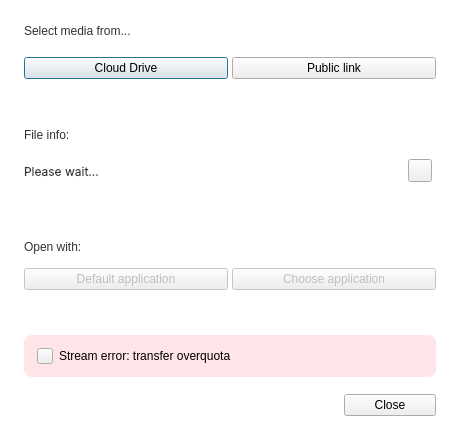
Old version of the form src/MEGASync/gui/ui/StreamingFromMegaDialog.ui in the repository meganz/MEGAsync.
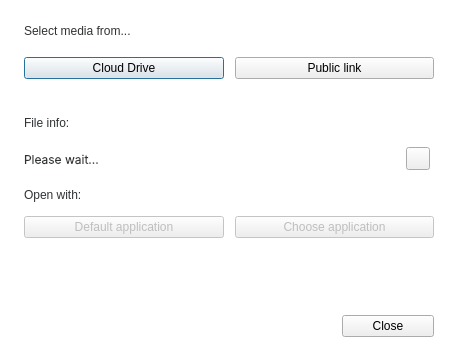
New version of the form. The open tabs and pages were chosen to show the change. Icons and pictures are not drawn. Custom widgets are drawn as their Qt base class.

```diff
--- a/src/MEGASync/gui/ui/StreamingFromMegaDialog.ui
+++ b/src/MEGASync/gui/ui/StreamingFromMegaDialog.ui
@@ -7,11 +7,11 @@
     <x>0</x>
     <y>0</y>
     <width>460</width>
-    <height>442</height>
+    <height>542</height>
    </rect>
   </property>
   <property name="sizePolicy">
-   <sizepolicy hsizetype="Preferred" vsizetype="Fixed">
+   <sizepolicy hsizetype="Fixed" vsizetype="Fixed">
     <horstretch>0</horstretch>
     <verstretch>0</verstretch>
    </sizepolicy>
@@ -19,13 +19,13 @@
   <property name="minimumSize">
    <size>
     <width>460</width>
-    <height>368</height>
+    <height>0</height>
    </size>
   </property>
   <property name="maximumSize">
    <size>
     <width>460</width>
-    <height>442</height>
+    <height>16777215</height>
    </size>
   </property>
   <property name="windowTitle">
@@ -54,23 +54,17 @@
   font-size: 12px;
   color: #303233; /*colorToken.text-on-color-disabled*/
 }
-
-#wErrorOQ {
-background-color: #FFE4E8; /*colorToken.notification-error*/
-border-radius: 8px;
-}
-
-#labelError {
-font-size: 12px;
-}
 </string>
   </property>
   <property name="TOKENIZED" stdset="0">
    <bool>true</bool>
   </property>
-  <layout class="QVBoxLayout" name="verticalLayout_6">
+  <layout class="QVBoxLayout" name="verticalLayout_6" stretch="0,0,0,0">
    <property name="spacing">
-    <number>4</number>
+    <number>32</number>
+   </property>
+   <property name="sizeConstraint">
+    <enum>QLayout::SetFixedSize</enum>
    </property>
    <property name="leftMargin">
     <number>24</number>
@@ -170,7 +164,7 @@
         </property>
         <layout class="QHBoxLayout" name="horizontalLayout_3">
          <property name="spacing">
-          <number>4</number>
+          <number>11</number>
          </property>
          <property name="leftMargin">
           <number>0</number>
@@ -251,6 +245,12 @@
    </item>
    <item>
     <widget class="QWidget" name="wContainer" native="true">
+     <property name="sizePolicy">
+      <sizepolicy hsizetype="Preferred" vsizetype="Preferred">
+       <horstretch>0</horstretch>
+       <verstretch>0</verstretch>
+      </sizepolicy>
+     </property>
      <layout class="QVBoxLayout" name="verticalLayout_3">
       <property name="spacing">
        <number>4</number>
@@ -275,6 +275,12 @@
           <verstretch>0</verstretch>
          </sizepolicy>
         </property>
+        <property name="maximumSize">
+         <size>
+          <width>16777215</width>
+          <height>16777215</height>
+         </size>
+        </property>
         <layout class="QVBoxLayout" name="verticalLayout_4">
          <property name="spacing">
           <number>4</number>
@@ -327,6 +333,12 @@
            <property name="enabled">
             <bool>true</bool>
            </property>
+           <property name="sizePolicy">
+            <sizepolicy hsizetype="Preferred" vsizetype="Preferred">
+             <horstretch>0</horstretch>
+             <verstretch>0</verstretch>
+            </sizepolicy>
+           </property>
            <property name="minimumSize">
             <size>
              <width>0</width>
@@ -373,7 +385,7 @@
                <string notr="true"/>
               </property>
               <property name="currentIndex">
-               <number>0</number>
+               <number>1</number>
               </property>
               <widget class="QWidget" name="pFileInfo">
                <layout class="QHBoxLayout" name="horizontalLayout_2">
@@ -545,6 +557,9 @@
               </widget>
               <widget class="QWidget" name="pWaitingForFileInfo">
                <layout class="QHBoxLayout" name="horizontalLayout_8">
+                <property name="spacing">
+                 <number>0</number>
+                </property>
                 <property name="leftMargin">
                  <number>0</number>
                 </property>
@@ -908,7 +923,7 @@
            </property>
            <layout class="QHBoxLayout" name="horizontalLayout_4">
             <property name="spacing">
-             <number>4</number>
+             <number>11</number>
             </property>
             <property name="leftMargin">
              <number>0</number>
@@ -988,94 +1003,38 @@
     </widget>
    </item>
    <item>
-    <widget class="QWidget" name="wErrorOQ" native="true">
+    <widget class="BannerWidget" name="wErrorBannerOQ" native="true">
+     <property name="sizePolicy">
+      <sizepolicy hsizetype="Preferred" vsizetype="Minimum">
+       <horstretch>0</horstretch>
+       <verstretch>0</verstretch>
+      </sizepolicy>
+     </property>
      <property name="minimumSize">
       <size>
        <width>0</width>
-       <height>42</height>
+       <height>0</height>
       </size>
      </property>
      <property name="maximumSize">
       <size>
        <width>16777215</width>
-       <height>42</height>
+       <height>16777215</height>
       </size>
      </property>
-     <layout class="QHBoxLayout" name="horizontalLayout_9">
-      <property name="leftMargin">
-       <number>13</number>
-      </property>
-      <property name="topMargin">
-       <number>0</number>
-      </property>
-      <property name="rightMargin">
-       <number>13</number>
-      </property>
-      <property name="bottomMargin">
-       <number>0</number>
-      </property>
-      <item>
-       <widget class="IconLabel" name="toolButtonError">
-        <property name="minimumSize">
-         <size>
-          <width>16</width>
-          <height>16</height>
-         </size>
-        </property>
-        <property name="maximumSize">
-         <size>
-          <width>16</width>
-          <height>16</height>
-         </size>
-        </property>
-        <property name="styleSheet">
-         <string notr="true"/>
-        </property>
-        <property name="text">
-         <string notr="true"/>
-        </property>
-        <property name="icon">
-         <iconset resource="../Resources_common.qrc">
-          <normaloff>:/images/sync_states/x-circle-error.png</normaloff>:/images/sync_states/x-circle-error.png</iconset>
-        </property>
-        <property name="iconSize">
-         <size>
-          <width>16</width>
-          <height>16</height>
-         </size>
-        </property>
-       </widget>
-      </item>
-      <item>
-       <widget class="QLabel" name="labelError">
-        <property name="minimumSize">
-         <size>
-          <width>250</width>
-          <height>0</height>
-         </size>
-        </property>
-        <property name="text">
-         <string>Stream error: transfer overquota</string>
-        </property>
-        <property name="wordWrap">
-         <bool>true</bool>
-        </property>
-       </widget>
-      </item>
-     </layout>
     </widget>
    </item>
    <item>
     <widget class="QWidget" name="wClose" native="true">
      <property name="minimumSize">
       <size>
-       <width>0</width>
+       <width>410</width>
        <height>48</height>
       </size>
      </property>
      <property name="maximumSize">
       <size>
-       <width>16777215</width>
+       <width>410</width>
        <height>48</height>
       </size>
      </property>
@@ -1140,7 +1099,7 @@
   <zorder>wStreamResource</zorder>
   <zorder>wClose</zorder>
   <zorder>wContainer</zorder>
-  <zorder>wErrorOQ</zorder>
+  <zorder>wErrorBannerOQ</zorder>
  </widget>
  <customwidgets>
   <customwidget>
@@ -1153,6 +1112,12 @@
    <extends>QToolButton</extends>
    <header>tokenizer/TokenizableItems/IconLabel.h</header>
   </customwidget>
+  <customwidget>
+   <class>BannerWidget</class>
+   <extends>QWidget</extends>
+   <header>BannerWidget.h</header>
+   <container>1</container>
+  </customwidget>
  </customwidgets>
  <resources>
   <include location="../Resources_common.qrc"/>
```
